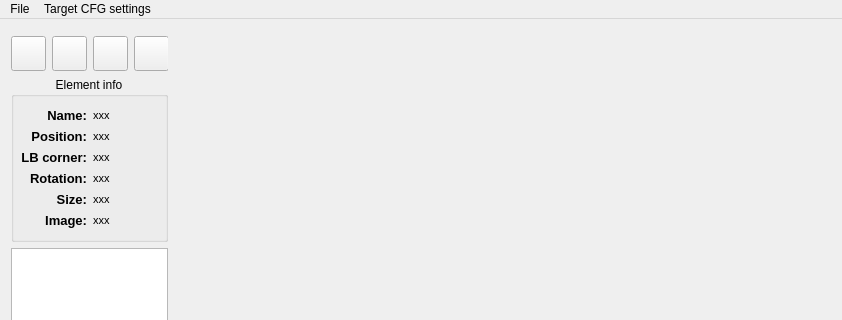
Gresthorn/Image-Dispozer, file Image-Dispozer/mainwindow.ui: the form before one commit; both pictures show x 0 to 842 and y 0 to 320 of the 842 by 620 pixel window.
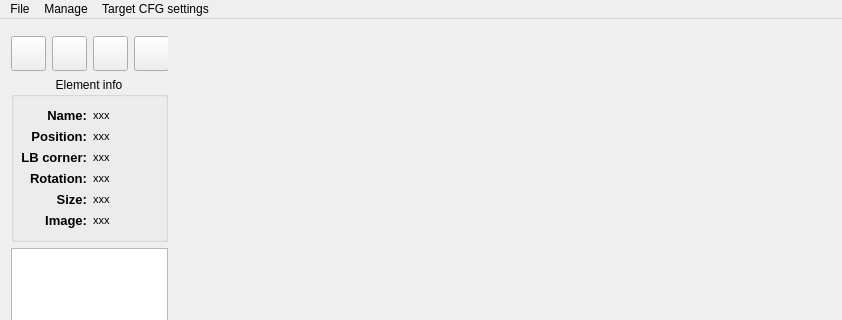
The form after the commit. Icons and pictures are not drawn. Custom widgets are drawn as their Qt base class.

The edit to the form file:
```diff
--- a/Image-Dispozer/mainwindow.ui
+++ b/Image-Dispozer/mainwindow.ui
@@ -492,7 +492,15 @@
     <addaction name="actionContact_data"/>
     <addaction name="actionSms_contents"/>
    </widget>
+   <widget class="QMenu" name="menuManage">
+    <property name="title">
+     <string>Manage</string>
+    </property>
+    <addaction name="actionImport"/>
+    <addaction name="actionSounds"/>
+   </widget>
    <addaction name="menuFile"/>
+   <addaction name="menuManage"/>
    <addaction name="menuSettings"/>
   </widget>
   <widget class="QStatusBar" name="statusBar"/>
```
Left out of the diff: 8 changed lines with no effect on the pictures.
